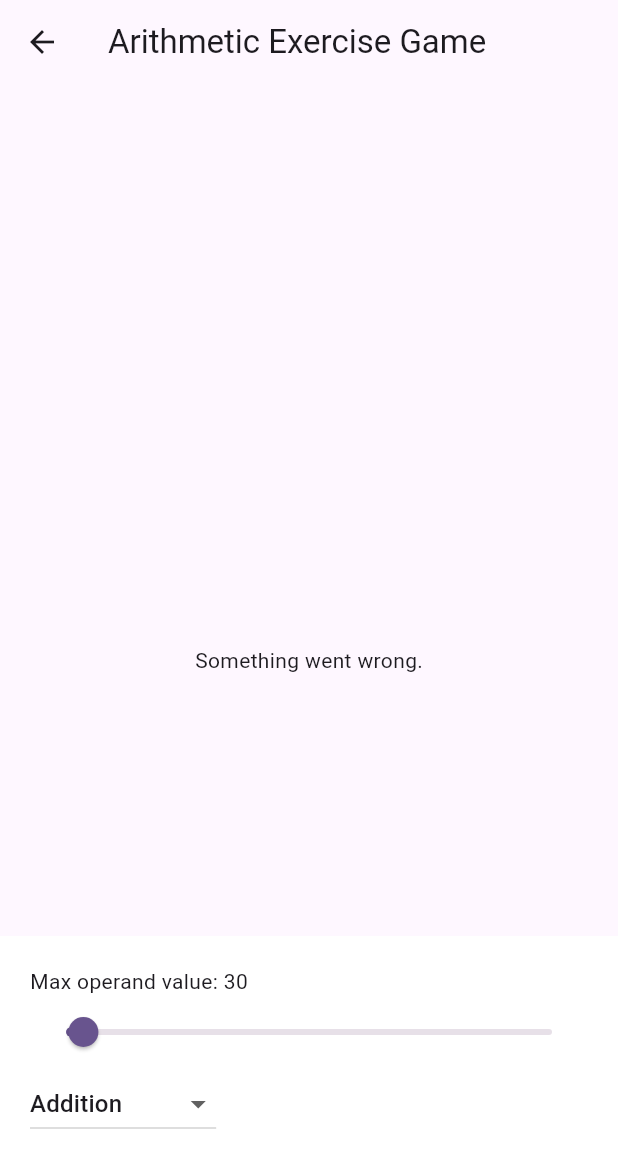
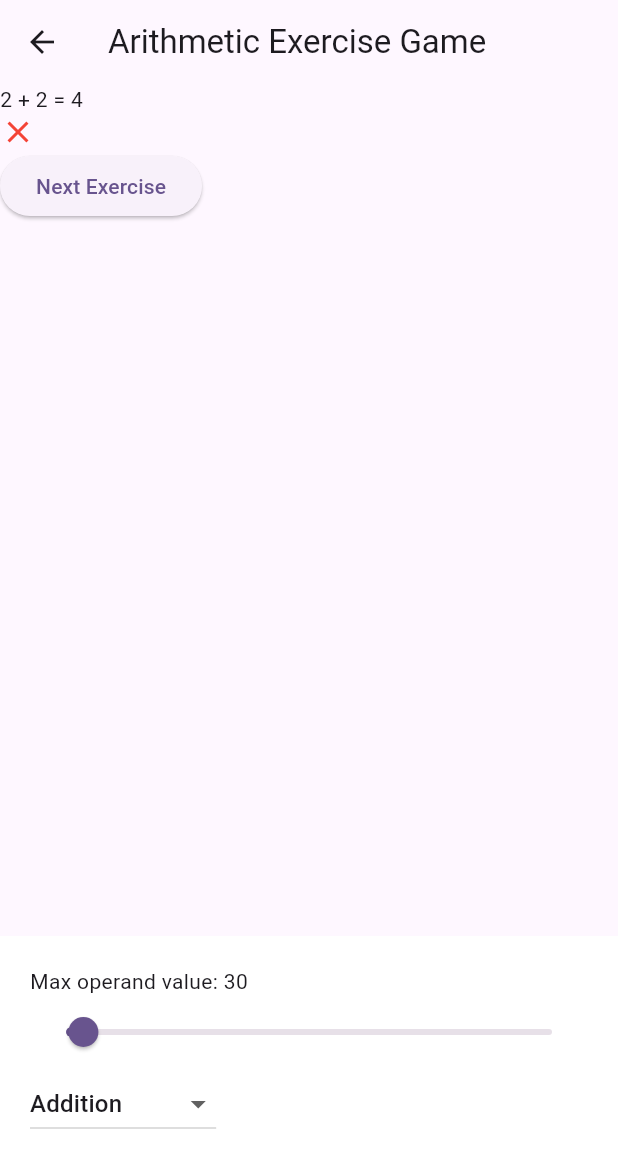
Before and after one commit to igorbasko01/flutter-arithmetic-expression-generator, a Flutter app: the ArithmeticExerciseGamePage screen opened directly, after a tap on "New Game", after a tap on "Answer", on a phone screen of 412 x 824 dp. Shown: the top 1168 px of the screen. Run offline on Flutter 3.47's test engine with Material 3 defaults, Android fonts, the phone set to English and light mode, and no system bars; our stand-ins replace flutter_bloc.

Commit message:
show answer screen, fix #16

```diff
--- a/lib/screens/home/arithmetic_exercise_game.dart
+++ b/lib/screens/home/arithmetic_exercise_game.dart
@@ -32,6 +32,8 @@ class _ArithmeticExerciseGamePageState
             return _newGameButton(blocContext);
           } else if (state is NewExerciseArithmeticState) {
             return _exerciseDisplay(blocContext, state);
+          } else if (state is AnswerCheckArithmeticState) {
+            return _answerDisplay(blocContext, state);
           } else {
             return const Center(child: Text('Something went wrong.'));
           }
@@ -100,8 +102,7 @@ class _ArithmeticExerciseGamePageState
   Widget _exerciseDisplay(
       BuildContext blocContext, NewExerciseArithmeticState state) {
     return Center(
-        child: Column(
-            children: [
+        child: Column(children: [
       Text(state.exercises.first.asArithmeticString()),
       Row(children: [
         Expanded(
@@ -116,17 +117,46 @@ class _ArithmeticExerciseGamePageState
               _answer = int.tryParse(value) ?? 0;
             });
           },
-                  )
-                ),
+        )),
         ElevatedButton(
             onPressed: () {
               blocContext.read<ArithmeticBloc>().add(
-                      CheckAnswerArithmeticEvent(state.exercises.first, _answer)
-                    );
+                  CheckAnswerArithmeticEvent(state.exercises.first, _answer));
             },
-                  child: const Text('Answer')
-                )
+            child: const Text('Answer'))
       ])
     ]));
   }
+
+  Widget _answerDisplay(
+      BuildContext blocContext, AnswerCheckArithmeticState state) {
+    return Column(
+      crossAxisAlignment: CrossAxisAlignment.start,
+      children: [
+        Text(state.exercise.asArithmeticString()),
+        _drawAnswerIcon(state.isCorrect),
+        ElevatedButton(
+            onPressed: () {
+              blocContext.read<ArithmeticBloc>().add(
+                  GenerateNewExerciseArithmeticEvent(_selectedOperation,
+                      maxOperandValue: _maxOperandValue));
+            },
+            child: const Text('Next Exercise'))
+      ],
+    );
   }
+
+  _drawAnswerIcon(bool isCorrect) {
+    return isCorrect
+        ? const Icon(
+            Icons.check,
+            color: Colors.green,
+            key: Key('correctAnswerIcon'),
+          )
+        : const Icon(
+            Icons.close,
+            color: Colors.red,
+            key: Key('incorrectAnswerIcon'),
+          );
+  }
+}
```
Lines whose indentation alone changed are shown as unchanged.
